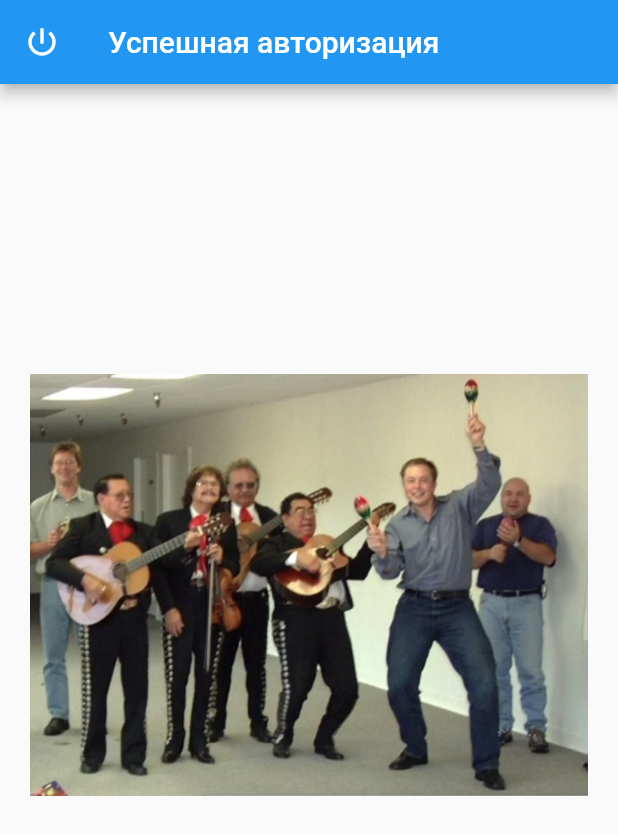
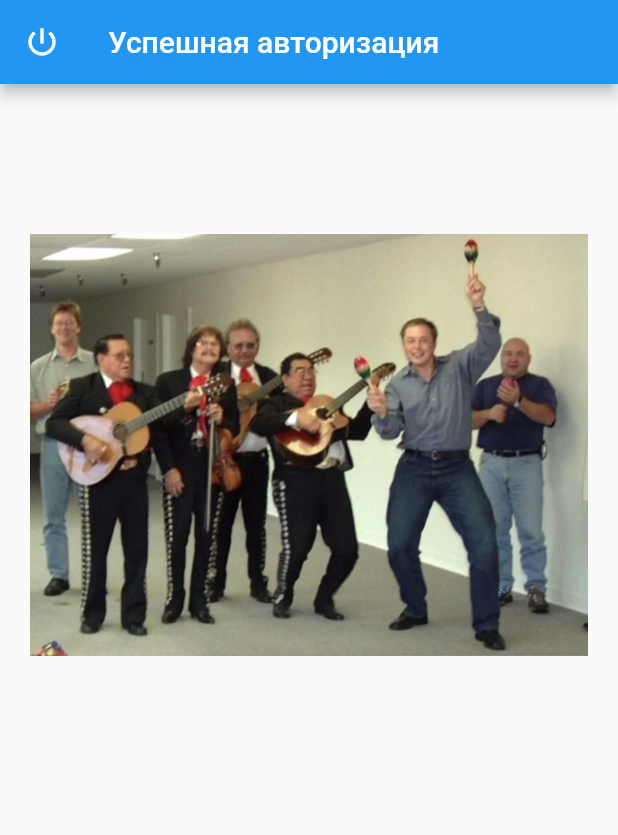
Before and after one commit to Kukustar/login_app, a Flutter app: the SuccessLogin screen opened directly, on a phone screen of 412 x 824 dp. Shown: the top 835 px of the screen. Run offline on Flutter 3.47's test engine with Material 2 defaults, Android fonts, the phone set to English and light mode, and no system bars; our stand-ins replace bloc, flutter_bloc, shared_preferences, sqflite; accounts and stored records are empty.

Commit message:
- code style and success screen fix

```diff
--- a/lib/forgot_password/forgot_password_bloc.dart
+++ b/lib/forgot_password/forgot_password_bloc.dart
@@ -67,5 +67,4 @@ class ForgotPasswordBloc extends Bloc<ForgotPasswordEvent, ForgotPasswordState>
       loginError: ''
     ));
   }
-
 }
--- a/lib/login/login_bloc.dart
+++ b/lib/login/login_bloc.dart
@@ -3,7 +3,6 @@ import 'package:flutter/foundation.dart';
 import 'package:login_app/authentication/authentication_repository.dart';
 import 'package:login_app/login/login_event.dart';
 import 'package:login_app/login/login_state.dart';
-
 
 class LoginBloc extends Bloc<LoginEvent, LoginState> {
   LoginBloc({ required this.repository }) : super(const LoginState()) {
--- a/lib/registration/registration_bloc.dart
+++ b/lib/registration/registration_bloc.dart
@@ -3,8 +3,6 @@ import 'package:flutter/foundation.dart';
 import 'package:login_app/authentication/authentication_repository.dart';
 import 'package:login_app/registration/registration_event.dart';
 import 'package:login_app/registration/registration_state.dart';
-
-
 
 class RegistrationBloc extends Bloc<RegistrationEvent, RegistrationState> {
   RegistrationBloc({ required this.repository }) : super(const RegistrationState()) {
--- a/lib/screens/login.dart
+++ b/lib/screens/login.dart
@@ -1,5 +1,6 @@
 import 'package:flutter_bloc/flutter_bloc.dart';
 import 'package:flutter/material.dart';
+
 import 'package:login_app/login/login_bloc.dart';
 import 'package:login_app/login/login_event.dart';
 import 'package:login_app/login/login_state.dart';
--- a/lib/screens/success_login.dart
+++ b/lib/screens/success_login.dart
@@ -1,6 +1,7 @@
 import 'package:flutter/material.dart';
 import 'package:flutter/services.dart';
 import 'package:flutter_bloc/flutter_bloc.dart';
+
 import 'package:login_app/authentication/authentication_bloc.dart';
 import 'package:login_app/authentication/authentication_event.dart';
 import 'package:login_app/authentication/authentication_state.dart';
@@ -23,10 +24,10 @@ class SuccessLogin extends StatelessWidget {
       body: Padding(
         padding: const EdgeInsets.symmetric(horizontal: 20.0),
         child: Column(
-          mainAxisAlignment: MainAxisAlignment.center,
           children:  [
+            const SizedBox(height: 100),
             const Image(image: AssetImage('assets/images/success.png')),
-            const SizedBox(height: 100),
+            const SizedBox(height: 50),
             BlocBuilder<AuthenticationBloc, AuthenticationState>(
               builder: (context, state) {
                 return state.memorableWorld.isNotEmpty ? Column(
@@ -39,7 +40,13 @@ class SuccessLogin extends StatelessWidget {
                     Row(
                       mainAxisAlignment: MainAxisAlignment.center,
                       children: [
-                        Text(state.memorableWorld),
+                        Text(
+                          state.memorableWorld,
+                          style: const TextStyle(
+                            fontSize: 18,
+                            fontWeight: FontWeight.bold
+                          ),
+                        ),
                         IconButton(
                             onPressed: () async {
                               Clipboard.setData(
--- a/lib/services/random_memorible.dart
+++ b/lib/services/random_memorible.dart
@@ -1,7 +1,6 @@
 import 'dart:math';
 
 const _chars = 'AaBbCcDdEeFfGgHhIiJjKkLlMmNnOoPpQqRrSsTtUuVvWwXxYyZz1234567890';
-
 
 String getRandomString() {
   Random _rnd = Random();
--- a/lib/services/sqlite.dart
+++ b/lib/services/sqlite.dart
@@ -23,8 +23,3 @@ Future<Database> createOrGetDatabase() async {
 
   return database;
 }
-
-// Future<void> initDatabase() async {
-//   WidgetsFlutterBinding.ensureInitialized();
-//   await createOrGetDatabase();
-// }
```
